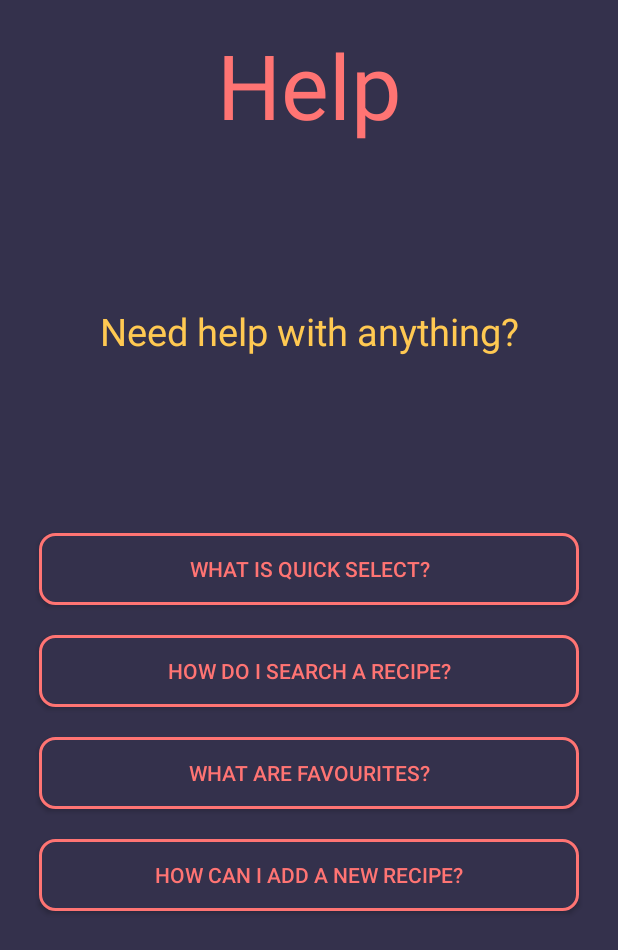
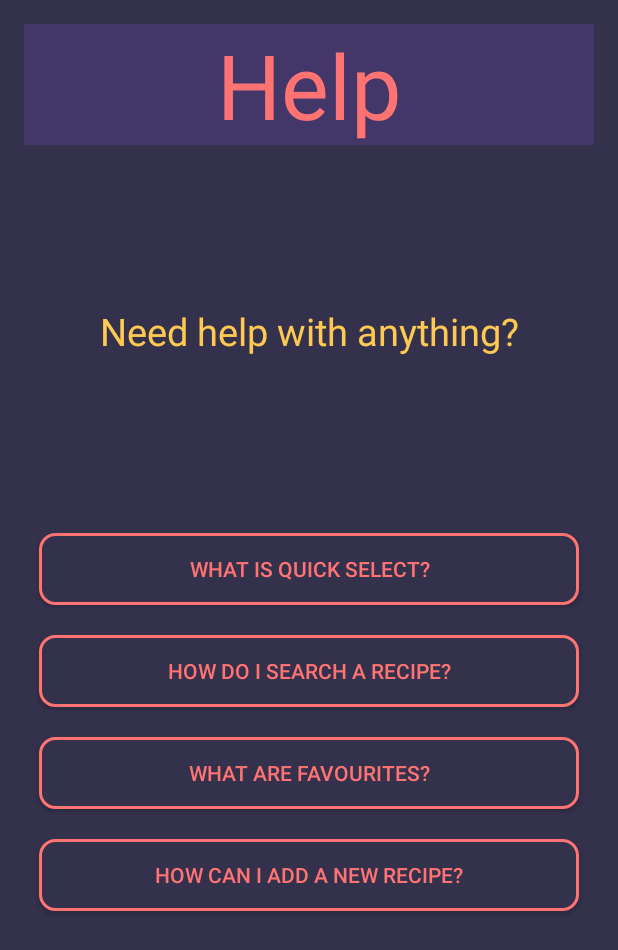
Before and after one commit to IMFIL/cookR, an Android app: the HelpActivity screen opened directly, with no data from a screen before it, on a phone screen of 412 x 824 dp. Shown: the top 950 px of the screen. Run offline under Robolectric (Android 15) with nearby library versions, the phone set to English and light mode, and no system bars.

```diff
--- a/app/src/main/res/layout/activity_help.xml
+++ b/app/src/main/res/layout/activity_help.xml
@@ -27,7 +27,8 @@
             android:id="@+id/helpHeader"
             android:gravity="center|clip_horizontal"
             android:textSize="60sp"
-            android:textColor="@color/redPastel" />
+            android:textColor="@color/redPastel"
+            android:background="@color/lightNavy" />
 
         <LinearLayout
             android:orientation="horizontal"
--- a/app/src/main/res/values/colors.xml
+++ b/app/src/main/res/values/colors.xml
@@ -2,11 +2,11 @@
 <resources>
     <color name="colorPrimary">#3F51B5</color>
     <color name="colorPrimaryDark">#303F9F</color>
-    <color name="colorAccent">#FF4081</color>
+    <color name="colorAccent">#ff4081</color>
 
     <color name="lightPink">#fec8c9</color>
     <color name="darkPink">#fd999a</color>
-    <color name="lightNavy">#444f59</color>
+    <color name="lightNavy">#456c49b8</color>
     <color name="darkNavy">#3e4149</color>
 
     <color name="redPastel">#ff7473</color>
```
Also changed, not shown: app/src/main/res/drawable/border2.xml (added, +14 -0 lines).
